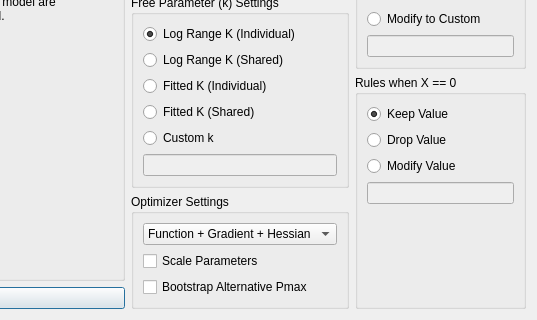
The window that demandsettingsdialog.ui (miyamot0/DemandCalculatorQT) describes before a commit, drawn with Qt 5; both pictures show x 281 to 818 and y 285 to 605 of the 818 by 605 pixel window.
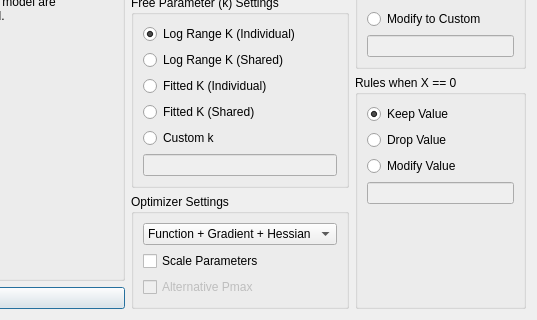
The same window after the commit.

```diff
--- a/demandsettingsdialog.ui
+++ b/demandsettingsdialog.ui
@@ -377,8 +377,11 @@
             </item>
             <item>
              <widget class="QCheckBox" name="checkBoxAlternativePmax">
+              <property name="enabled">
+               <bool>false</bool>
+              </property>
               <property name="text">
-               <string>Bootstrap Alternative Pmax</string>
+               <string>Alternative Pmax</string>
               </property>
              </widget>
             </item>
```
